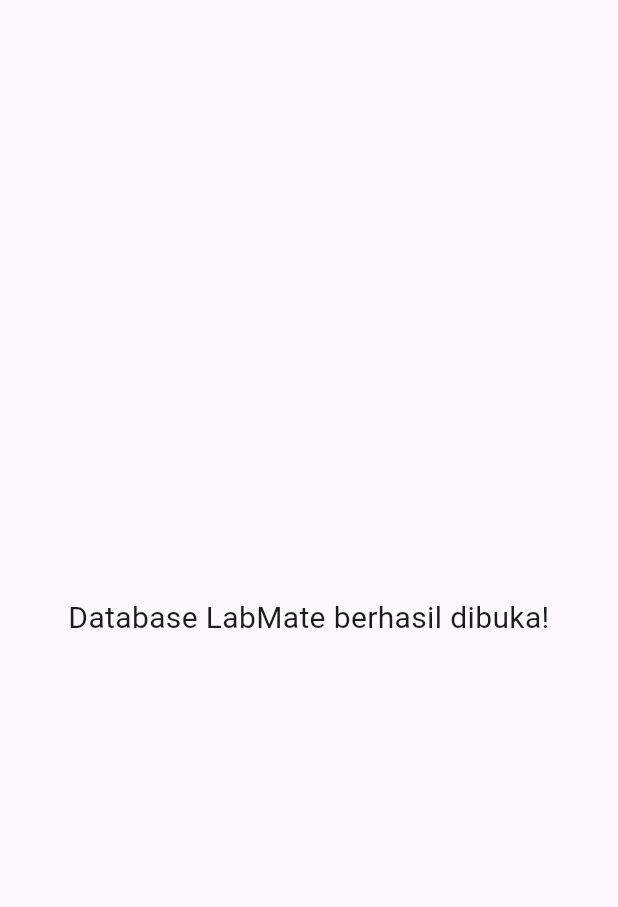
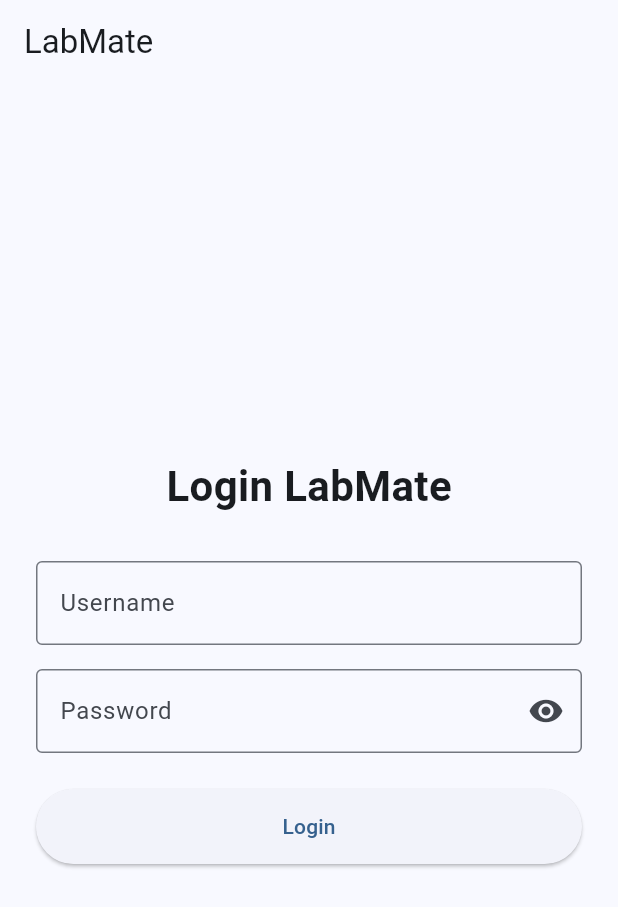
Before and after one commit to gitaantonia/Lab-Mate, a Flutter app: the screen it shows after launch, on a phone screen of 412 x 824 dp. Shown: the top 907 px of the screen. Run offline on Flutter 3.47's test engine with Material 3 defaults, Android fonts, the phone set to English and light mode, and no system bars; our stand-ins replace shared_preferences, sqflite; accounts and stored records are empty.

Commit message:
menambahkan login

```diff
--- a/lib/main.dart
+++ b/lib/main.dart
@@ -1,58 +1,28 @@
 import 'package:flutter/material.dart';
-import 'database/database_helper.dart';
 
-void main() async {
+import 'screens/login_screen.dart';
+
+void main() {
   WidgetsFlutterBinding.ensureInitialized();
 
-  // Membuka database
-  final db = await DBHelper.instance.database;
-
-  // Mengambil daftar tabel
-  final tables = await db.rawQuery('''
-    SELECT name
-    FROM sqlite_master
-    WHERE type = 'table'
-    AND name NOT LIKE 'sqlite_%'
-    ORDER BY name
-  ''');
-
-  // Mengambil data akun
-  final akun = await db.query('akun');
-
-  print('==============================');
-  print('TEST DATABASE LABMATE');
-  print('==============================');
-
-  print('Tabel yang berhasil dibuat:');
-  for (final table in tables) {
-    print(table['name']);
-  }
-
-  print('');
-  print('Data akun:');
-  print(akun);
-
-  print('==============================');
-
-  runApp(const LabMateTestApp());
+  runApp(const LabMateApp());
 }
 
-class LabMateTestApp extends StatelessWidget {
-  const LabMateTestApp({super.key});
+class LabMateApp extends StatelessWidget {
+  const LabMateApp({super.key});
 
   @override
   Widget build(BuildContext context) {
-    return const MaterialApp(
+    return MaterialApp(
       debugShowCheckedModeBanner: false,
-      home: Scaffold(
-        body: Center(
-          child: Text(
-            'Database LabMate berhasil dibuka!',
-            style: TextStyle(fontSize: 20),
-            textAlign: TextAlign.center,
-          ),
+      title: 'LabMate',
+      theme: ThemeData(
+        colorScheme: ColorScheme.fromSeed(
+          seedColor: Colors.blue,
         ),
+        useMaterial3: true,
       ),
+      home: const LoginScreen(),
     );
   }
 }
--- /dev/null
+++ b/lib/screens/login_screen.dart
@@ -0,0 +1,193 @@
+import 'package:flutter/material.dart';
+
+import '../db/db_helper.dart';
+import '../utils/session_helper.dart';
+
+class LoginScreen extends StatefulWidget {
+  const LoginScreen({super.key});
+
+  @override
+  State<LoginScreen> createState() => _LoginScreenState();
+}
+
+class _LoginScreenState extends State<LoginScreen> {
+  final TextEditingController usernameController = TextEditingController();
+  final TextEditingController passwordController = TextEditingController();
+
+  bool isLoading = false;
+  bool obscurePassword = true;
+
+  Future<void> login() async {
+    final username = usernameController.text.trim();
+    final password = passwordController.text;
+
+    if (username.isEmpty || password.isEmpty) {
+      ScaffoldMessenger.of(context).showSnackBar(
+        const SnackBar(
+          content: Text('Username dan password wajib diisi'),
+        ),
+      );
+      return;
+    }
+
+    setState(() {
+      isLoading = true;
+    });
+
+    try {
+      final akun = await DBHelper.instance.login(
+        username,
+        password,
+      );
+
+      if (akun == null) {
+        if (!mounted) return;
+
+        ScaffoldMessenger.of(context).showSnackBar(
+          const SnackBar(
+            content: Text('Username atau password salah'),
+          ),
+        );
+        return;
+      }
+
+      await SessionHelper.saveSession(
+        akunId: akun['id'],
+        username: akun['username'],
+        role: akun['role'],
+        praktikanId: akun['praktikan_id'],
+      );
+
+      if (!mounted) return;
+
+      if (akun['role'] == 'aslab') {
+        Navigator.pushReplacement(
+          context,
+          MaterialPageRoute(
+            builder: (_) => const HalamanSementara(
+              judul: 'Home Aslab',
+            ),
+          ),
+        );
+      } else {
+        Navigator.pushReplacement(
+          context,
+          MaterialPageRoute(
+            builder: (_) => const HalamanSementara(
+              judul: 'Home Praktikan',
+            ),
+          ),
+        );
+      }
+    } finally {
+      if (mounted) {
+        setState(() {
+          isLoading = false;
+        });
+      }
+    }
+  }
+
+  @override
+  void dispose() {
+    usernameController.dispose();
+    passwordController.dispose();
+    super.dispose();
+  }
+
+  @override
+  Widget build(BuildContext context) {
+    return Scaffold(
+      appBar: AppBar(
+        title: const Text('LabMate'),
+      ),
+      body: Padding(
+        padding: const EdgeInsets.all(24),
+        child: Column(
+          mainAxisAlignment: MainAxisAlignment.center,
+          children: [
+            const Text(
+              'Login LabMate',
+              style: TextStyle(
+                fontSize: 28,
+                fontWeight: FontWeight.bold,
+              ),
+            ),
+
+            const SizedBox(height: 30),
+
+            TextField(
+              controller: usernameController,
+              decoration: const InputDecoration(
+                labelText: 'Username',
+                border: OutlineInputBorder(),
+              ),
+            ),
+
+            const SizedBox(height: 16),
+
+            TextField(
+              controller: passwordController,
+              obscureText: obscurePassword,
+              decoration: InputDecoration(
+                labelText: 'Password',
+                border: const OutlineInputBorder(),
+                suffixIcon: IconButton(
+                  icon: Icon(
+                    obscurePassword
+                        ? Icons.visibility
+                        : Icons.visibility_off,
+                  ),
+                  onPressed: () {
+                    setState(() {
+                      obscurePassword = !obscurePassword;
+                    });
+                  },
+                ),
+              ),
+            ),
+
+            const SizedBox(height: 24),
+
+            SizedBox(
+              width: double.infinity,
+              height: 50,
+              child: ElevatedButton(
+                onPressed: isLoading ? null : login,
+                child: isLoading
+                    ? const CircularProgressIndicator()
+                    : const Text('Login'),
+              ),
+            ),
+          ],
+        ),
+      ),
+    );
+  }
+}
+
+// Sementara untuk mengetes login.
+// Nanti diganti dengan Home Aslab dan Home Praktikan.
+class HalamanSementara extends StatelessWidget {
+  final String judul;
+
+  const HalamanSementara({
+    super.key,
+    required this.judul,
+  });
+
+  @override
+  Widget build(BuildContext context) {
+    return Scaffold(
+      appBar: AppBar(
+        title: Text(judul),
+      ),
+      body: Center(
+        child: Text(
+          'Berhasil masuk ke $judul',
+          style: const TextStyle(fontSize: 20),
+        ),
+      ),
+    );
+  }
+}
```
